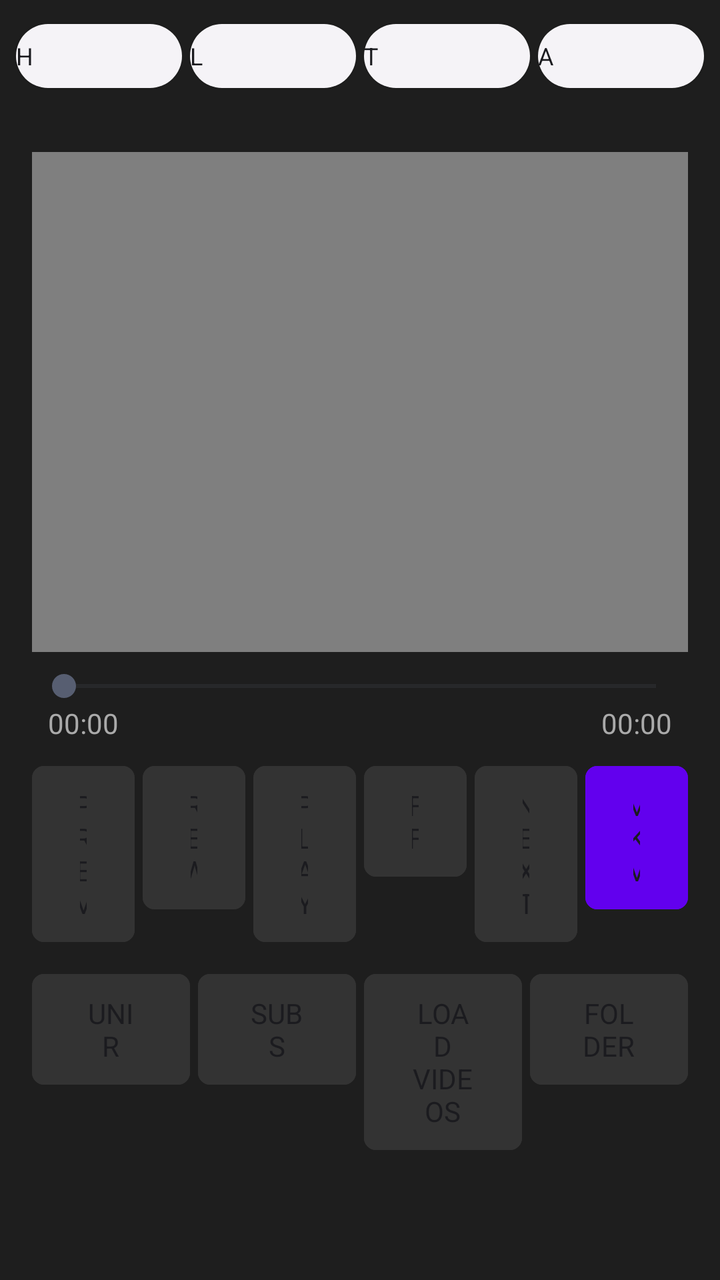
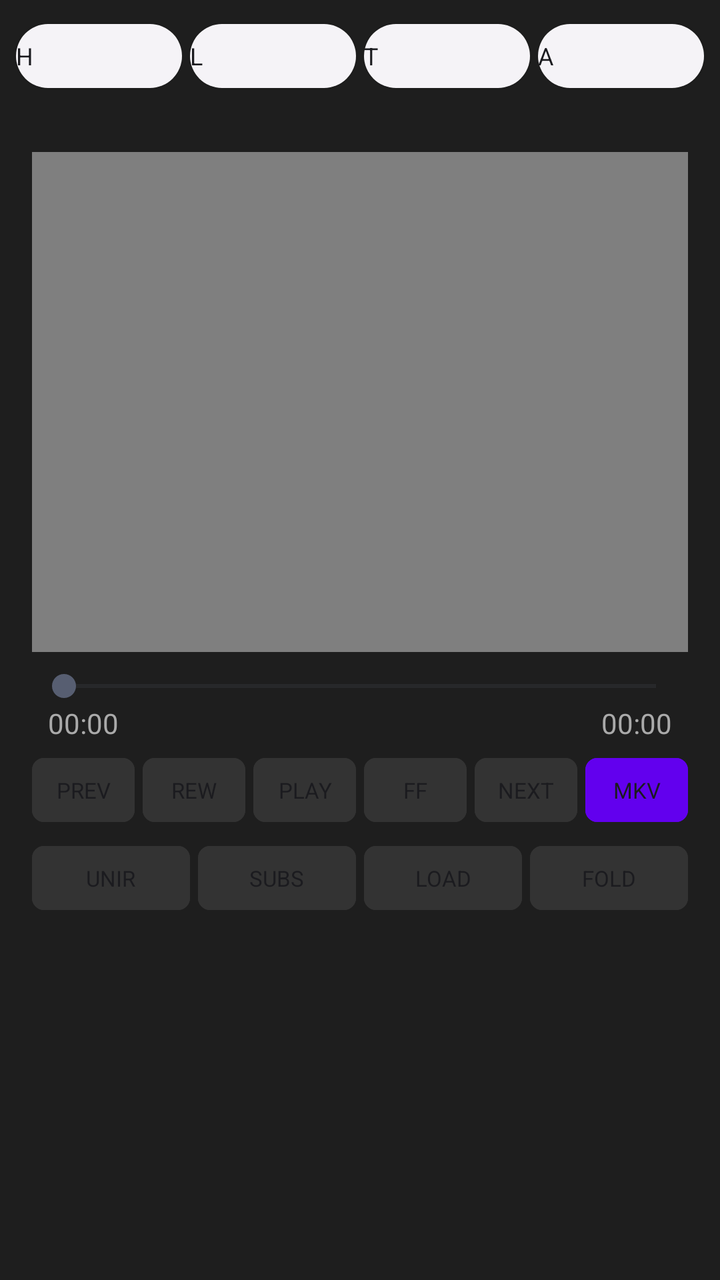

Compare the two renders of this Android layout. The source of the first and the diff that turns it into the second are given below.
<!-- AndroidManifest.xml: application theme Theme.RetroMusic.MD3 -->
<!-- res/layout/home_content.xml -->
<?xml version="1.0" encoding="utf-8"?>
<LinearLayout xmlns:android="http://schemas.android.com/apk/res/android"
    android:layout_width="match_parent"
    android:layout_height="match_parent"
    android:orientation="vertical"
    android:background="#1E1E1E"
    android:focusable="true"
    android:focusableInTouchMode="true">

    <include
        android:id="@+id/abs_playlists"
        layout="@layout/abs_playlists" />

    <LinearLayout
        android:layout_width="match_parent"
        android:layout_height="wrap_content"
        android:orientation="vertical"
        android:padding="16dp">

        <FrameLayout
            android:id="@+id/videoContainer"
            android:layout_width="match_parent"
            android:layout_height="250dp"
            android:background="#000000">

            <VideoView
                android:id="@+id/videoPlayer"
                android:layout_width="match_parent"
                android:layout_height="match_parent"
                android:layout_gravity="center" />

            <TextView
                android:id="@+id/tvSubtitleOverlay"
                android:layout_width="match_parent"
                android:layout_height="wrap_content"
                android:layout_gravity="bottom|center_horizontal"
                android:gravity="center"
                android:padding="16dp"
                android:textColor="#FFFFFF"
                android:textSize="18sp" />
        </FrameLayout>

        <SeekBar
            android:id="@+id/videoSeekBar"
            android:layout_width="match_parent"
            android:layout_height="wrap_content"
            android:layout_marginTop="8dp" />

        <LinearLayout
            android:layout_width="match_parent"
            android:layout_height="wrap_content"
            android:orientation="horizontal"
            android:paddingHorizontal="8dp">
            <TextView android:id="@+id/tvCurrentTime" android:layout_width="wrap_content" android:layout_height="wrap_content" android:text="00:00" android:textColor="#AAAAAA" />
            <Space android:layout_width="0dp" android:layout_height="wrap_content" android:layout_weight="1" />
            <TextView android:id="@+id/tvTotalTime" android:layout_width="wrap_content" android:layout_height="wrap_content" android:text="00:00" android:textColor="#AAAAAA" />
        </LinearLayout>

       <LinearLayout
    android:layout_width="match_parent"
    android:layout_height="wrap_content"
    android:orientation="horizontal"
    android:weightSum="6"
    android:layout_marginTop="8dp">

    <Button android:id="@+id/btnPrevVideo" android:layout_width="0dp" android:layout_height="wrap_content" android:layout_weight="1" android:layout_marginEnd="2dp" android:backgroundTint="#333333" android:text="PREV" />
    <Button android:id="@+id/btnRewindTime" android:layout_width="0dp" android:layout_height="wrap_content" android:layout_weight="1" android:layout_marginHorizontal="2dp" android:backgroundTint="#333333" android:text="REW" />
    <Button android:id="@+id/btnPlayPause" android:layout_width="0dp" android:layout_height="wrap_content" android:layout_weight="1" android:layout_marginHorizontal="2dp" android:backgroundTint="#333333" android:text="PLAY" />
    <Button android:id="@+id/btnForwardTime" android:layout_width="0dp" android:layout_height="wrap_content" android:layout_weight="1" android:layout_marginHorizontal="2dp" android:backgroundTint="#333333" android:text="FF" />
    <Button android:id="@+id/btnNextVideo" android:layout_width="0dp" android:layout_height="wrap_content" android:layout_weight="1" android:layout_marginHorizontal="2dp" android:backgroundTint="#333333" android:text="NEXT" />
    <Button android:id="@+id/btnMixVideo" android:layout_width="0dp" android:layout_height="wrap_content" android:layout_weight="1" android:layout_marginStart="2dp" android:backgroundTint="#6200EE" android:text="MKV" />
</LinearLayout>
        <LinearLayout
            android:layout_width="match_parent"
            android:layout_height="wrap_content"
            android:orientation="horizontal"
            android:weightSum="4"
            android:layout_marginTop="8dp">
            <Button android:id="@+id/btnFullscreen" android:layout_width="0dp" android:layout_height="wrap_content" android:layout_weight="1" android:layout_marginEnd="2dp" android:backgroundTint="#333333" android:text="UNIR" />
            <Button android:id="@+id/btnLoadSubtitles" android:layout_width="0dp" android:layout_height="wrap_content" android:layout_weight="1" android:layout_marginHorizontal="2dp" android:backgroundTint="#333333" android:text="SUBS" />
            <Button android:id="@+id/btnOpenFile" android:layout_width="0dp" android:layout_height="wrap_content" android:layout_weight="1" android:layout_marginHorizontal="2dp" android:backgroundTint="#333333" android:text="LOAD VIDEOS" />
            <Button android:id="@+id/btnChooseFolder" android:layout_width="0dp" android:layout_height="wrap_content" android:layout_weight="1" android:layout_marginStart="2dp" android:backgroundTint="#333333" android:text="FOLDER" />
        </LinearLayout>

        <androidx.recyclerview.widget.RecyclerView
            android:id="@+id/rvDownloads"
            android:layout_width="match_parent"
            android:layout_height="wrap_content"
            android:layout_marginTop="16dp"
            android:paddingBottom="20dp"
            android:scrollbars="vertical" />
            
    </LinearLayout>
</LinearLayout>
<!-- res/layout/abs_playlists.xml (included above) -->
<?xml version="1.0" encoding="utf-8"?>
<androidx.constraintlayout.widget.ConstraintLayout xmlns:android="http://schemas.android.com/apk/res/android"
    xmlns:app="http://schemas.android.com/apk/res-auto"
    android:layout_width="match_parent"
    android:layout_height="wrap_content"
    android:paddingBottom="12dp">

    <com.google.android.material.button.MaterialButton
        android:id="@+id/history"
        style="@style/HomeActionButton"
        android:layout_width="0dp"
        android:layout_height="40dp"
        android:layout_marginStart="8dp"
        android:layout_marginTop="8dp"
        android:layout_marginEnd="4dp"
        android:text="H"
        android:textSize="12sp"
        android:padding="0dp"
        app:iconPadding="0dp"
        app:layout_constraintEnd_toStartOf="@+id/lastAdded"
        app:layout_constraintHorizontal_weight="1"
        app:layout_constraintStart_toStartOf="parent"
        app:layout_constraintTop_toTopOf="parent" />

    <com.google.android.material.button.MaterialButton
        android:id="@+id/lastAdded"
        style="@style/HomeActionButton"
        android:layout_width="0dp"
        android:layout_height="40dp"
        android:layout_marginTop="8dp"
        android:layout_marginEnd="4dp"
        android:text="L"
        android:textSize="12sp"
        android:padding="0dp"
        app:iconPadding="0dp"
        app:layout_constraintEnd_toStartOf="@+id/topPlayed"
        app:layout_constraintHorizontal_weight="1"
        app:layout_constraintStart_toEndOf="@+id/history"
        app:layout_constraintTop_toTopOf="parent" />

    <com.google.android.material.button.MaterialButton
        android:id="@+id/topPlayed"
        style="@style/HomeActionButton"
        android:layout_width="0dp"
        android:layout_height="40dp"
        android:layout_marginTop="8dp"
        android:layout_marginEnd="4dp"
        android:text="T"
        android:textSize="12sp"
        android:padding="0dp"
        app:iconPadding="0dp"
        app:layout_constraintEnd_toStartOf="@+id/actionShuffle"
        app:layout_constraintHorizontal_weight="1"
        app:layout_constraintStart_toEndOf="@+id/lastAdded"
        app:layout_constraintTop_toTopOf="parent" />

    <com.google.android.material.button.MaterialButton
        android:id="@+id/actionShuffle"
        style="@style/HomeActionButton"
        android:layout_width="0dp"
        android:layout_height="40dp"
        android:layout_marginTop="8dp"
        android:layout_marginEnd="8dp"
        android:text="A"
        android:textSize="12sp"
        android:padding="0dp"
        app:iconPadding="0dp"
        app:layout_constraintEnd_toEndOf="parent"
        app:layout_constraintHorizontal_weight="1"
        app:layout_constraintStart_toEndOf="@+id/topPlayed"
        app:layout_constraintTop_toTopOf="parent" />

</androidx.constraintlayout.widget.ConstraintLayout>
<!-- resources referenced by this layout -->
<resources>
  <style name="HomeActionButton" parent="Widget.Material3.Button.ElevatedButton.Icon">
          <item name="android:paddingTop">16dp</item>
          <item name="android:paddingBottom">16dp</item>
          <item name="android:textColor">?attr/colorOnSurface</item>
          <item name="shapeAppearanceOverlay">
              @style/ShapeAppearanceOverlay.Material3.FloatingActionButton
          </item>
          <item name="iconPadding">16dp</item>
          <item name="iconGravity">start</item>
          <item name="android:gravity">start|center_vertical</item>
          <item name="android:textAppearance">@style/TextViewBody2</item>
      </style>
  <style name="Theme.RetroMusic.MD3" parent="@style/Theme.Material3.DayNight.NoActionBar">
          <item name="roundSelector">@drawable/round_selector</item>
          <item name="rectSelector">@drawable/rect_selector</item>
          <item name="materialCardViewStyle">@style/Widget.Material3.CardView.Elevated</item>
          <item name="materialButtonStyle">@style/MaterialButtonTheme</item>
          
          <item name="preferenceTheme">@style/PreferenceThemeOverlay.v14.Material</item>
          <item name="android:textColorAlertDialogListItem">@android:color/white</item>
          
          <item name="android:textColorPrimary">@android:color/white</item>
          <item name="textColorPrimary">@android:color/white</item>
          <item name="android:textColorPrimaryInverse">@android:color/white</item>
  
          <item name="android:textColorSecondary">#B3FFFFFF</item>
          <item name="textColorSecondary">#B3FFFFFF</item>
  
          <item name="colorOnSurface">@android:color/white</item>
          <item name="colorOnSurfaceVariant">#B3FFFFFF</item>
      </style>
  <style name="TextViewBody2" parent="TextAppearance.MaterialComponents.Body2" />
  <!-- drawable round_selector (drawable) -->
  <ripple xmlns:android="http://schemas.android.com/apk/res/android"
      android:color="?android:attr/colorControlHighlight">
  
      <item
          android:id="@android:id/mask"
          android:drawable="@drawable/round_selector_mask" />
  
  </ripple>
  <!-- drawable rect_selector (drawable) -->
  <?xml version="1.0" encoding="utf-8"?>
  <ripple xmlns:android="http://schemas.android.com/apk/res/android"
      android:color="?android:attr/colorControlHighlight">
  
      <item android:id="@android:id/mask">
          <shape>
              <corners android:radius="@dimen/m3_card_corner_radius" />
              <solid android:color="@color/md_green_500" />
          </shape>
      </item>
      <item>
          <selector>
              <item android:state_activated="true">
                  <shape>
                      <corners android:radius="@dimen/m3_card_corner_radius" />
                      <solid android:color="?android:attr/colorControlHighlight" />
                  </shape>
              </item>
          </selector>
      </item>
  </ripple>
  <style name="MaterialButtonTheme" parent="Widget.Material3.Button">
          <item name="cornerRadius">6dp</item>
          <item name="iconGravity">textStart</item>
          <item name="iconTint">?attr/colorControlNormal</item>
          <item name="android:textColor">?android:attr/textColorPrimary</item>
          <item name="android:textAppearance">@style/TextViewNormal</item>
          <item name="android:textAllCaps">false</item>
          <item name="android:paddingTop">@dimen/button_padding_vertical</item>
          <item name="android:paddingBottom">@dimen/button_padding_vertical</item>
      </style>
  <!-- drawable round_selector_mask (drawable) -->
  <?xml version="1.0" encoding="utf-8"?>
  <shape xmlns:android="http://schemas.android.com/apk/res/android"
      android:shape="oval">
      <solid android:color="@android:color/white" />
  </shape>
  <dimen name="m3_card_corner_radius">16dp</dimen>
  <color name="md_green_500">#4CAF50</color>
  <style name="TextViewNormal" parent="">
          <item name="android:textSize">14sp</item>
      </style>
  <dimen name="button_padding_vertical">10dp</dimen>
</resources>

<!-- the commit's change to res/layout/home_content.xml (unified diff, before → after) -->
@@ -61,26 +61,25 @@
     android:layout_height="wrap_content"
     android:orientation="horizontal"
     android:weightSum="6"
-    android:layout_marginTop="8dp">
+    android:layout_marginTop="4dp"> <Button android:id="@+id/btnPrevVideo" android:layout_width="0dp" android:layout_height="40dp" android:layout_weight="1" android:layout_marginEnd="2dp" android:backgroundTint="#333333" android:text="PREV" android:textSize="11sp" android:padding="0dp" />
+    <Button android:id="@+id/btnRewindTime" android:layout_width="0dp" android:layout_height="40dp" android:layout_weight="1" android:layout_marginHorizontal="2dp" android:backgroundTint="#333333" android:text="REW" android:textSize="11sp" android:padding="0dp" />
+    <Button android:id="@+id/btnPlayPause" android:layout_width="0dp" android:layout_height="40dp" android:layout_weight="1" android:layout_marginHorizontal="2dp" android:backgroundTint="#333333" android:text="PLAY" android:textSize="11sp" android:padding="0dp" />
+    <Button android:id="@+id/btnForwardTime" android:layout_width="0dp" android:layout_height="40dp" android:layout_weight="1" android:layout_marginHorizontal="2dp" android:backgroundTint="#333333" android:text="FF" android:textSize="11sp" android:padding="0dp" />
+    <Button android:id="@+id/btnNextVideo" android:layout_width="0dp" android:layout_height="40dp" android:layout_weight="1" android:layout_marginHorizontal="2dp" android:backgroundTint="#333333" android:text="NEXT" android:textSize="11sp" android:padding="0dp" />
+    <Button android:id="@+id/btnMixVideo" android:layout_width="0dp" android:layout_height="40dp" android:layout_weight="1" android:layout_marginStart="2dp" android:backgroundTint="#6200EE" android:text="MKV" android:textSize="11sp" android:padding="0dp" />
+</LinearLayout>
 
-    <Button android:id="@+id/btnPrevVideo" android:layout_width="0dp" android:layout_height="wrap_content" android:layout_weight="1" android:layout_marginEnd="2dp" android:backgroundTint="#333333" android:text="PREV" />
-    <Button android:id="@+id/btnRewindTime" android:layout_width="0dp" android:layout_height="wrap_content" android:layout_weight="1" android:layout_marginHorizontal="2dp" android:backgroundTint="#333333" android:text="REW" />
-    <Button android:id="@+id/btnPlayPause" android:layout_width="0dp" android:layout_height="wrap_content" android:layout_weight="1" android:layout_marginHorizontal="2dp" android:backgroundTint="#333333" android:text="PLAY" />
-    <Button android:id="@+id/btnForwardTime" android:layout_width="0dp" android:layout_height="wrap_content" android:layout_weight="1" android:layout_marginHorizontal="2dp" android:backgroundTint="#333333" android:text="FF" />
-    <Button android:id="@+id/btnNextVideo" android:layout_width="0dp" android:layout_height="wrap_content" android:layout_weight="1" android:layout_marginHorizontal="2dp" android:backgroundTint="#333333" android:text="NEXT" />
-    <Button android:id="@+id/btnMixVideo" android:layout_width="0dp" android:layout_height="wrap_content" android:layout_weight="1" android:layout_marginStart="2dp" android:backgroundTint="#6200EE" android:text="MKV" />
+<LinearLayout
+    android:layout_width="match_parent"
+    android:layout_height="wrap_content"
+    android:orientation="horizontal"
+    android:weightSum="4"
+    android:layout_marginTop="4dp"> <Button android:id="@+id/btnFullscreen" android:layout_width="0dp" android:layout_height="40dp" android:layout_weight="1" android:layout_marginEnd="2dp" android:backgroundTint="#333333" android:text="UNIR" android:textSize="11sp" android:padding="0dp" />
+    <Button android:id="@+id/btnLoadSubtitles" android:layout_width="0dp" android:layout_height="40dp" android:layout_weight="1" android:layout_marginHorizontal="2dp" android:backgroundTint="#333333" android:text="SUBS" android:textSize="11sp" android:padding="0dp" />
+    <Button android:id="@+id/btnOpenFile" android:layout_width="0dp" android:layout_height="40dp" android:layout_weight="1" android:layout_marginHorizontal="2dp" android:backgroundTint="#333333" android:text="LOAD" android:textSize="11sp" android:padding="0dp" />
+    <Button android:id="@+id/btnChooseFolder" android:layout_width="0dp" android:layout_height="40dp" android:layout_weight="1" android:layout_marginStart="2dp" android:backgroundTint="#333333" android:text="FOLD" android:textSize="11sp" android:padding="0dp" />
 </LinearLayout>
-        <LinearLayout
-            android:layout_width="match_parent"
-            android:layout_height="wrap_content"
-            android:orientation="horizontal"
-            android:weightSum="4"
-            android:layout_marginTop="8dp">
-            <Button android:id="@+id/btnFullscreen" android:layout_width="0dp" android:layout_height="wrap_content" android:layout_weight="1" android:layout_marginEnd="2dp" android:backgroundTint="#333333" android:text="UNIR" />
-            <Button android:id="@+id/btnLoadSubtitles" android:layout_width="0dp" android:layout_height="wrap_content" android:layout_weight="1" android:layout_marginHorizontal="2dp" android:backgroundTint="#333333" android:text="SUBS" />
-            <Button android:id="@+id/btnOpenFile" android:layout_width="0dp" android:layout_height="wrap_content" android:layout_weight="1" android:layout_marginHorizontal="2dp" android:backgroundTint="#333333" android:text="LOAD VIDEOS" />
-            <Button android:id="@+id/btnChooseFolder" android:layout_width="0dp" android:layout_height="wrap_content" android:layout_weight="1" android:layout_marginStart="2dp" android:backgroundTint="#333333" android:text="FOLDER" />
-        </LinearLayout>
+
 
         <androidx.recyclerview.widget.RecyclerView
             android:id="@+id/rvDownloads"
